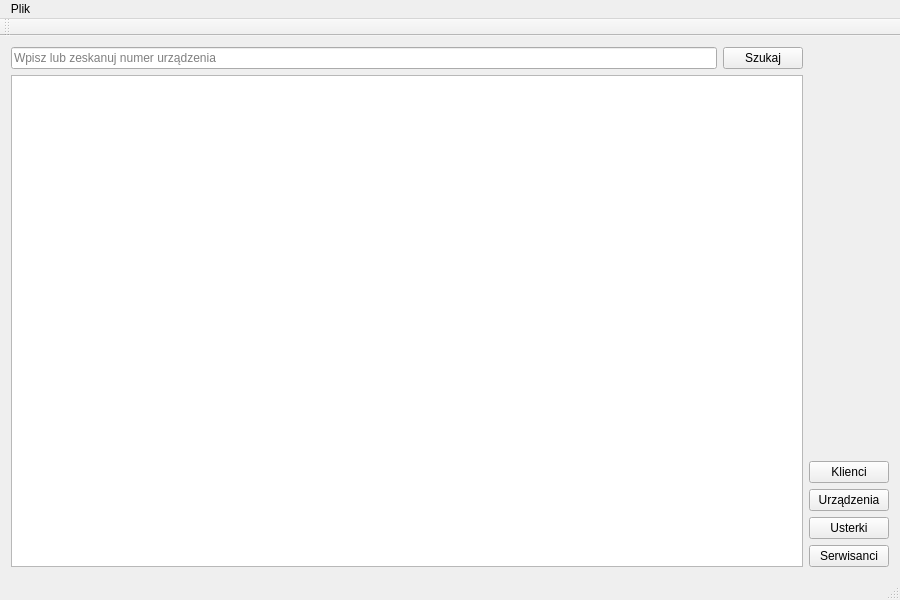
Above: mainwindow.ui from jpitucha/serviceman-assistant before the change. Below: the same form after it.
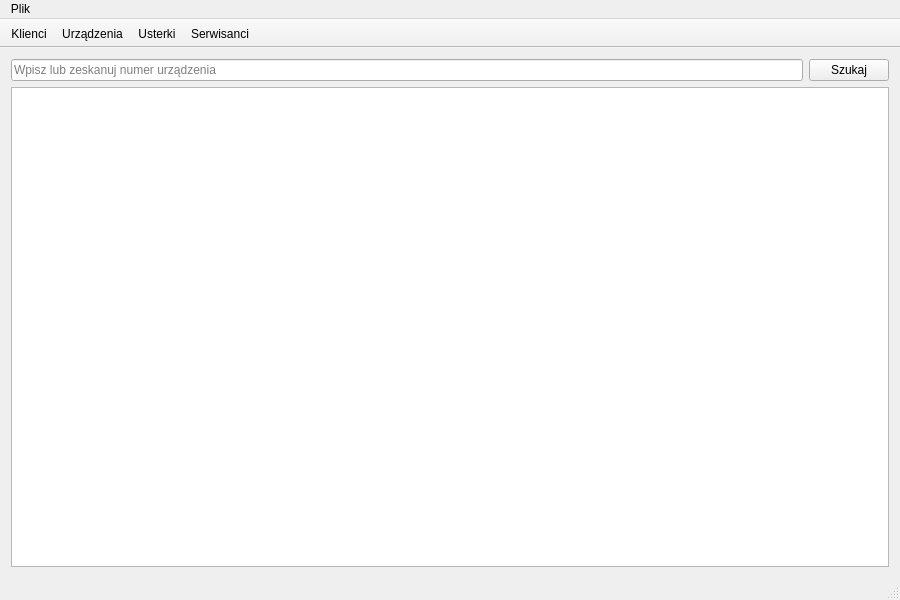
That is the form after the change. Icons and pictures are not drawn.

Commit message: Removed side buttons and added actions to menubar.

```diff
--- a/mainwindow.ui
+++ b/mainwindow.ui
@@ -40,51 +40,6 @@
       </item>
      </layout>
     </item>
-    <item>
-     <layout class="QVBoxLayout" name="verticalLayout_2">
-      <item>
-       <spacer name="verticalSpacer">
-        <property name="orientation">
-         <enum>Qt::Vertical</enum>
-        </property>
-        <property name="sizeHint" stdset="0">
-         <size>
-          <width>20</width>
-          <height>40</height>
-         </size>
-        </property>
-       </spacer>
-      </item>
-      <item>
-       <widget class="QPushButton" name="clientsButton">
-        <property name="text">
-         <string>Klienci</string>
-        </property>
-       </widget>
-      </item>
-      <item>
-       <widget class="QPushButton" name="devicesButton">
-        <property name="text">
-         <string>Urządzenia</string>
-        </property>
-       </widget>
-      </item>
-      <item>
-       <widget class="QPushButton" name="damagesButton">
-        <property name="text">
-         <string>Usterki</string>
-        </property>
-       </widget>
-      </item>
-      <item>
-       <widget class="QPushButton" name="techniciansButton">
-        <property name="text">
-         <string>Serwisanci</string>
-        </property>
-       </widget>
-      </item>
-     </layout>
-    </item>
    </layout>
   </widget>
   <widget class="QMenuBar" name="menuBar">
@@ -105,12 +60,19 @@
    <addaction name="menuFile"/>
   </widget>
   <widget class="QToolBar" name="mainToolBar">
+   <property name="movable">
+    <bool>false</bool>
+   </property>
    <attribute name="toolBarArea">
     <enum>TopToolBarArea</enum>
    </attribute>
    <attribute name="toolBarBreak">
     <bool>false</bool>
    </attribute>
+   <addaction name="actionClients"/>
+   <addaction name="actionDevices"/>
+   <addaction name="actionDamages"/>
+   <addaction name="actionTechnicians"/>
   </widget>
   <widget class="QStatusBar" name="statusBar"/>
   <action name="actionExit">
@@ -118,6 +80,42 @@
     <string>Wyjdź</string>
    </property>
   </action>
+  <action name="actionClients">
+   <property name="icon">
+    <iconset resource="resources.qrc">
+     <normaloff>:/icons/clients.png</normaloff>:/icons/clients.png</iconset>
+   </property>
+   <property name="text">
+    <string>Klienci</string>
+   </property>
+  </action>
+  <action name="actionDevices">
+   <property name="icon">
+    <iconset resource="resources.qrc">
+     <normaloff>:/icons/devices.png</normaloff>:/icons/devices.png</iconset>
+   </property>
+   <property name="text">
+    <string>Urządzenia</string>
+   </property>
+  </action>
+  <action name="actionDamages">
+   <property name="icon">
+    <iconset resource="resources.qrc">
+     <normaloff>:/icons/damages.png</normaloff>:/icons/damages.png</iconset>
+   </property>
+   <property name="text">
+    <string>Usterki</string>
+   </property>
+  </action>
+  <action name="actionTechnicians">
+   <property name="icon">
+    <iconset resource="resources.qrc">
+     <normaloff>:/icons/technicians.png</normaloff>:/icons/technicians.png</iconset>
+   </property>
+   <property name="text">
+    <string>Serwisanci</string>
+   </property>
+  </action>
  </widget>
  <layoutdefault spacing="6" margin="11"/>
  <resources/>
```
Left out of the diff: 4 changed lines with no effect on the pictures.
